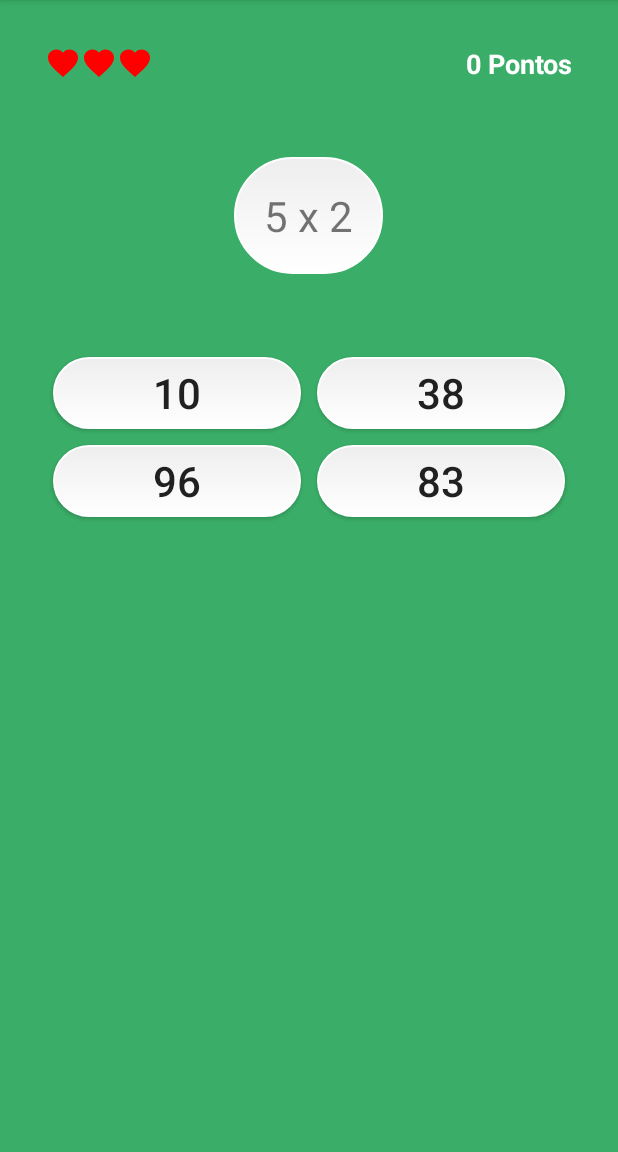
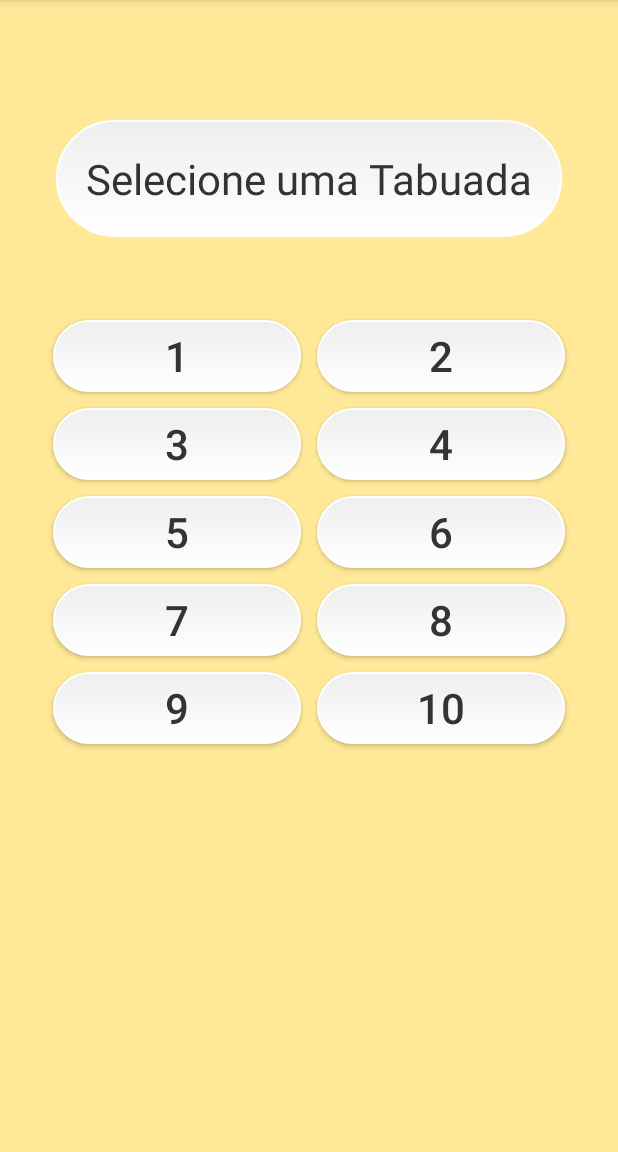
Before and after one commit to diegowendel/cyberkids, an Android app: the screen it shows after launch (MainActivity before the commit, SelecaoTabuadaActivity after it), on a phone screen of 412 x 824 dp, the part 84-1236 px from its top. Run offline under Robolectric (Android 15) with nearby library versions, the phone set to English and light mode, and no system bars.

Commit message:
Novas features para tela

```diff
--- /dev/null
+++ b/app/src/main/java/diegowendel/github/io/cyberkids/SelecaoTabuadaActivity.kt
@@ -0,0 +1,41 @@
+package diegowendel.github.io.cyberkids
+
+import android.content.Intent
+import android.os.Bundle
+import android.support.v7.app.AppCompatActivity
+import android.widget.Button
+
+class SelecaoTabuadaActivity : AppCompatActivity() {
+
+    private lateinit var buttons:Array<Button>
+
+    override fun onCreate(savedInstanceState: Bundle?) {
+        super.onCreate(savedInstanceState)
+        setContentView(R.layout.activity_selecao_tabuada)
+        setupComponents()
+    }
+
+    fun setupComponents() {
+        buttons = arrayOf(findViewById(R.id.button1),
+            findViewById(R.id.button2),
+            findViewById(R.id.button3),
+            findViewById(R.id.button4),
+            findViewById(R.id.button5),
+            findViewById(R.id.button6),
+            findViewById(R.id.button7),
+            findViewById(R.id.button8),
+            findViewById(R.id.button9),
+            findViewById(R.id.button10))
+
+        buttons.forEach { button ->
+            val tabuada = button.text.toString().toInt()
+            button.setOnClickListener{ onClickButtonSelecao(tabuada) }
+        }
+    }
+
+    fun onClickButtonSelecao(tabuada: Int) {
+        val intent = Intent(this, TabuadaActivity::class.java)
+        intent.putExtra("tabuada", tabuada)
+        startActivity(intent)
+    }
+}
--- /dev/null
+++ b/app/src/main/res/layout/activity_selecao_tabuada.xml
@@ -0,0 +1,156 @@
+<?xml version="1.0" encoding="utf-8"?>
+<RelativeLayout xmlns:android="http://schemas.android.com/apk/res/android"
+                android:layout_width="match_parent" android:layout_height="match_parent"
+                android:padding="30dp" android:background="@color/spa">
+
+    <LinearLayout android:id="@+id/layoutQuestion"
+                  android:layout_width="wrap_content"
+                  android:layout_height="wrap_content"
+                  android:orientation="horizontal"
+                  android:layout_centerHorizontal="true"
+                  android:background="@drawable/rounded_text_question"
+                  android:layout_below="@id/layoutStatus"
+                  android:layout_marginTop="50dp">
+
+        <TextView android:id="@+id/textQuestion"
+                  android:layout_width="wrap_content"
+                  android:layout_height="wrap_content"
+                  android:text="Selecione uma Tabuada"
+                  android:textColor="@color/oil"
+                  android:textSize="28sp"
+                  android:layout_margin="20dp"/>
+    </LinearLayout>
+
+    <LinearLayout android:id="@+id/layoutAnswer"
+                  android:layout_width="match_parent"
+                  android:layout_height="wrap_content"
+                  android:orientation="vertical"
+                  android:layout_below="@id/layoutQuestion"
+                  android:layout_marginTop="50dp">
+
+        <LinearLayout android:layout_width="match_parent"
+                      android:layout_height="wrap_content"
+                      android:orientation="horizontal">
+
+            <Button android:id="@+id/button1"
+                    android:layout_width="0dp"
+                    android:layout_height="wrap_content"
+                    android:layout_weight="1"
+                    android:layout_margin="5dp"
+                    android:text="1"
+                    android:textColor="@color/oil"
+                    android:textSize="28sp"
+                    android:background="@drawable/rounded_button"/>
+
+            <Button android:id="@+id/button2"
+                    android:layout_width="0dp"
+                    android:layout_height="wrap_content"
+                    android:layout_weight="1"
+                    android:layout_margin="5dp"
+                    android:text="2"
+                    android:textColor="@color/oil"
+                    android:textSize="28sp"
+                    android:background="@drawable/rounded_button"/>
+        </LinearLayout>
+
+        <LinearLayout android:layout_width="match_parent"
+                      android:layout_height="wrap_content"
+                      android:orientation="horizontal">
+
+            <Button android:id="@+id/button3"
+                    android:layout_width="0dp"
+                    android:layout_height="wrap_content"
+                    android:layout_weight="1"
+                    android:layout_margin="5dp"
+                    android:text="3"
+                    android:textColor="@color/oil"
+                    android:textSize="28sp"
+                    android:background="@drawable/rounded_button"/>
+
+            <Button android:id="@+id/button4"
+                    android:layout_width="0dp"
+                    android:layout_height="wrap_content"
+                    android:layout_weight="1"
+                    android:layout_margin="5dp"
+                    android:text="4"
+                    android:textColor="@color/oil"
+                    android:textSize="28sp"
+                    android:background="@drawable/rounded_button"/>
+        </LinearLayout>
+
+        <LinearLayout android:layout_width="match_parent"
+                      android:layout_height="wrap_content"
+                      android:orientation="horizontal">
+
+            <Button android:id="@+id/button5"
+                    android:layout_width="0dp"
+                    android:layout_height="wrap_content"
+                    android:layout_weight="1"
+                    android:layout_margin="5dp"
+                    android:text="5"
+                    android:textColor="@color/oil"
+                    android:textSize="28sp"
+                    android:background="@drawable/rounded_button"/>
+
+            <Button android:id="@+id/button6"
+                    android:layout_width="0dp"
+                    android:layout_height="wrap_content"
+                    android:layout_weight="1"
+                    android:layout_margin="5dp"
+                    android:text="6"
+                    android:textColor="@color/oil"
+                    android:textSize="28sp"
+                    android:background="@drawable/rounded_button"/>
+        </LinearLayout>
+
+        <LinearLayout android:layout_width="match_parent"
+                      android:layout_height="wrap_content"
+                      android:orientation="horizontal">
+
+            <Button android:id="@+id/button7"
+                    android:layout_width="0dp"
+                    android:layout_height="wrap_content"
+                    android:layout_weight="1"
+                    android:layout_margin="5dp"
+                    android:text="7"
+                    android:textColor="@color/oil"
+                    android:textSize="28sp"
+                    android:background="@drawable/rounded_button"/>
+
+            <Button android:id="@+id/button8"
+                    android:layout_width="0dp"
+                    android:layout_height="wrap_content"
+                    android:layout_weight="1"
+                    android:layout_margin="5dp"
+                    android:text="8"
+                    android:textColor="@color/oil"
+                    android:textSize="28sp"
+                    android:background="@drawable/rounded_button"/>
+        </LinearLayout>
+
+        <LinearLayout android:layout_width="match_parent"
+                      android:layout_height="wrap_content"
+                      android:orientation="horizontal">
+
+            <Button android:id="@+id/button9"
+                    android:layout_width="0dp"
+                    android:layout_height="wrap_content"
+                    android:layout_weight="1"
+                    android:layout_margin="5dp"
+                    android:text="9"
+                    android:textColor="@color/oil"
+                    android:textSize="28sp"
+                    android:background="@drawable/rounded_button"/>
+
+            <Button android:id="@+id/button10"
+                    android:layout_width="0dp"
+                    android:layout_height="wrap_content"
+                    android:layout_weight="1"
+                    android:layout_margin="5dp"
+                    android:text="10"
+                    android:textColor="@color/oil"
+                    android:textSize="28sp"
+                    android:background="@drawable/rounded_button"/>
+        </LinearLayout>
+    </LinearLayout>
+</RelativeLayout>
--- a/app/src/main/res/values/colors.xml
+++ b/app/src/main/res/values/colors.xml
@@ -32,5 +32,5 @@
     <color name="iron">#CCCCCC</color>
     <color name="pi">#474746</color>
     <color name="abobora">#C28B4D</color>
-    <color name="spa">#3AAE68</color>
+    <color name="spa">#FFE897</color>
 </resources>
```
Also changed, not shown: app/src/main/AndroidManifest.xml (+8 -3 lines), app/src/main/java/diegowendel/github/io/cyberkids/TabuadaActivity.kt (renamed from app/src/main/java/diegowendel/github/io/cyberkids/MainActivity.kt, +45 -4 lines), app/src/main/java/diegowendel/github/io/cyberkids/utils/PreferenceUtils.kt (added, +50 -0 lines), app/src/main/res/layout/activity_main.xml (+20 -6 lines), app/src/main/res/layout/dialog_game_over.xml (added, +33 -0 lines), app/src/main/res/layout/dialog_victory.xml (added, +49 -0 lines), app/src/main/res/drawable/diamond_emoji.png (added), app/src/main/res/drawable/mascote.png (added), app/src/main/res/drawable/sad_emoji.png (added).
